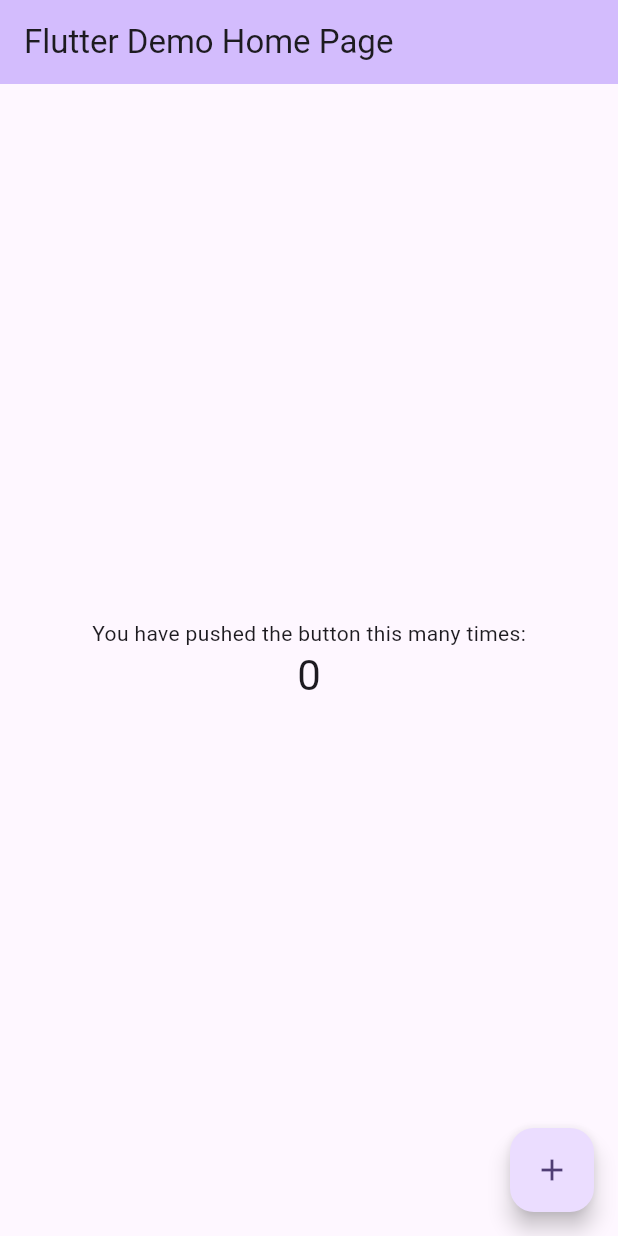
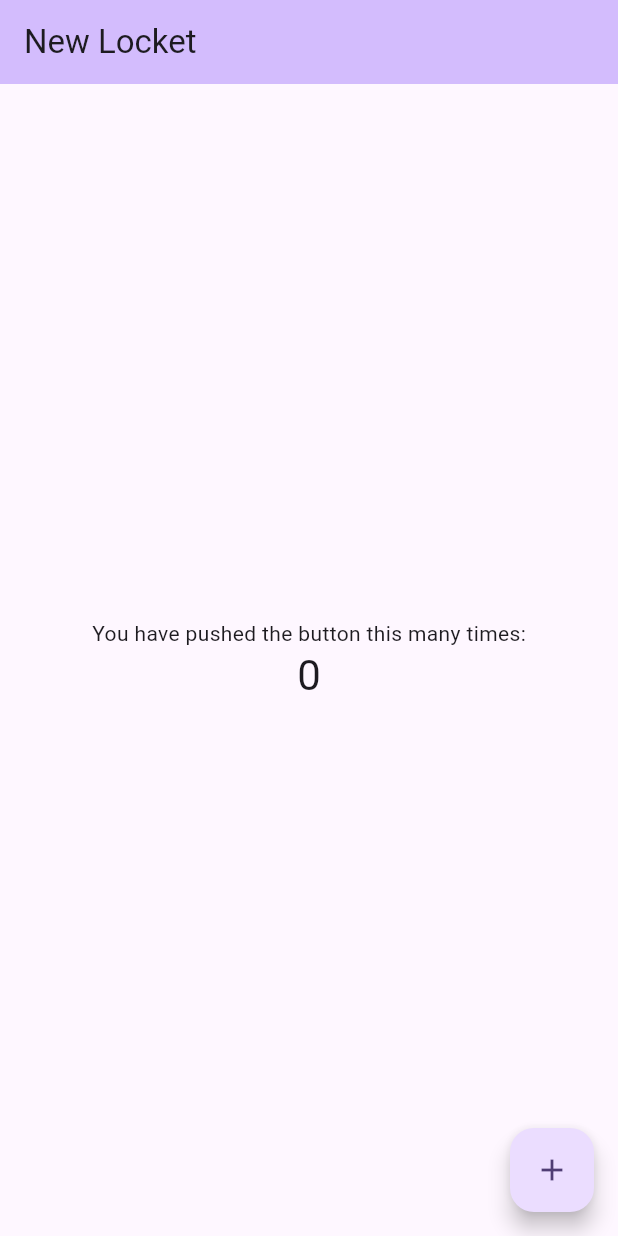
Before and after one commit to nineneel/new_locket, a Flutter app: the screen it shows after launch, on a phone screen of 412 x 824 dp. Run offline on Flutter 3.47's test engine with Material 3 defaults, Android fonts, the phone set to English and light mode, and no system bars.

Commit message:
feat(general): change title

```diff
--- a/lib/main.dart
+++ b/lib/main.dart
@@ -32,7 +32,7 @@ class MyApp extends StatelessWidget {
         colorScheme: ColorScheme.fromSeed(seedColor: Colors.deepPurple),
         useMaterial3: true,
       ),
-      home: const MyHomePage(title: 'Flutter Demo Home Page'),
+      home: const MyHomePage(title: 'New Locket'),
     );
   }
 }
```
